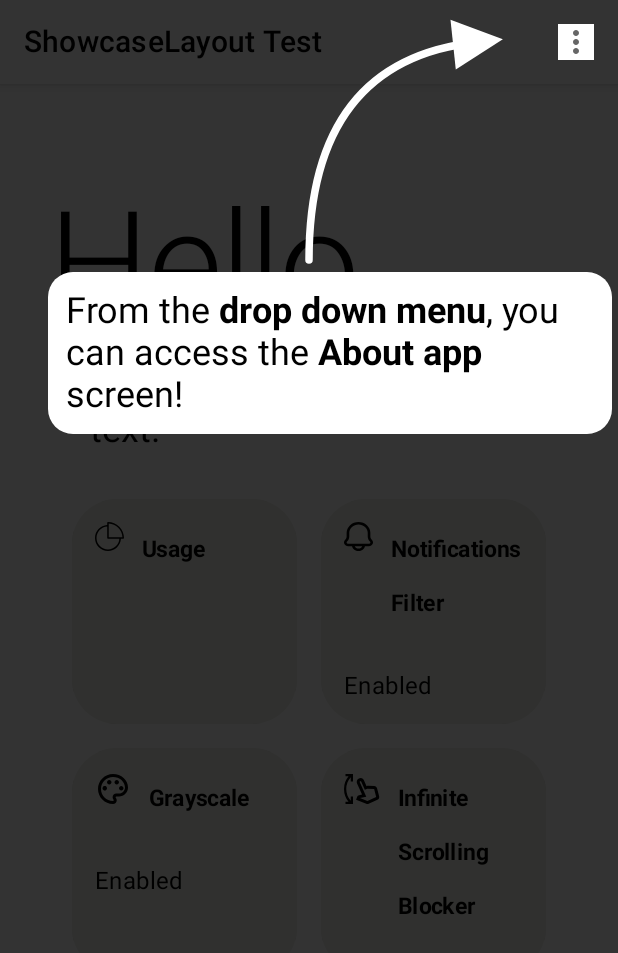
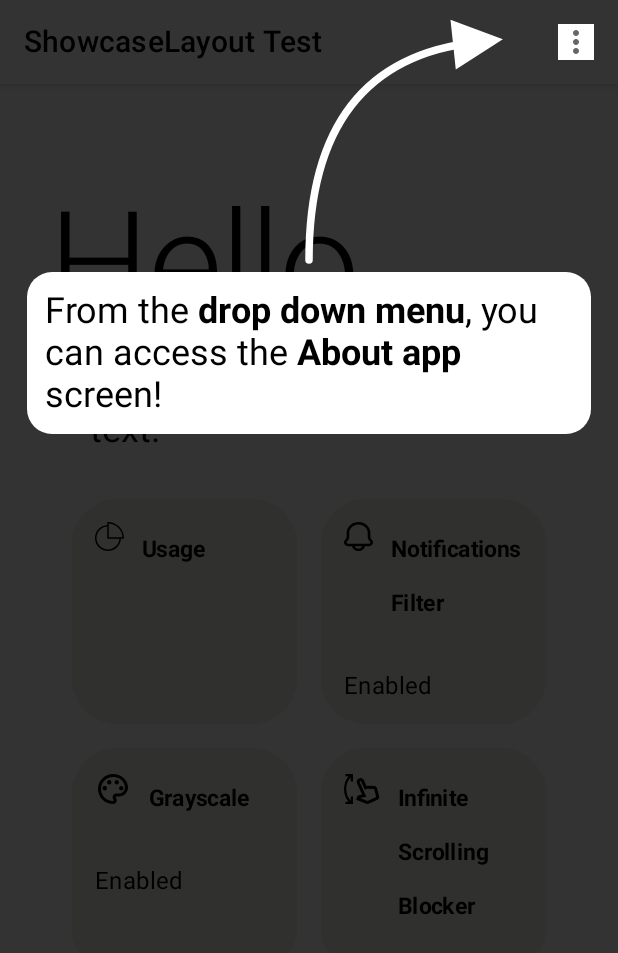
Before and after one commit to tahaak67/ShowcaseLayoutCompose, an Android app built with Jetpack Compose: the screen it shows after launch (MainActivity), after a tap on "Usage", on a phone screen of 412 x 824 dp. Shown: the top 953 px of the screen. Run offline under Robolectric (Android 15) with nearby library versions, the phone set to English and light mode, and no system bars; 2 other taps on this screen came first.

Commit message:
Add web support Add arrow head types bug fixes

```diff
--- a/app/src/main/java/ly/com/tahaben/showcaselayoutcompose/ui/MainScreen.kt
+++ b/app/src/main/java/ly/com/tahaben/showcaselayoutcompose/ui/MainScreen.kt
@@ -50,6 +50,7 @@ import ly.com.tahaben.showcase_layout_compose.domain.Level
 import ly.com.tahaben.showcase_layout_compose.domain.ShowcaseEventListener
 import ly.com.tahaben.showcase_layout_compose.model.Arrow
 import ly.com.tahaben.showcase_layout_compose.model.Gravity
+import ly.com.tahaben.showcase_layout_compose.model.Head
 import ly.com.tahaben.showcase_layout_compose.model.MsgAnimation
 import ly.com.tahaben.showcase_layout_compose.model.ShowcaseMsg
 import ly.com.tahaben.showcase_layout_compose.model.Side
@@ -96,7 +97,8 @@ fun MainScreen(
             textStyle = TextStyle(color = Color.Black, textAlign = TextAlign.Center),
             msgBackground = Color.White,
             roundedCorner = 15.dp
-        )
+        ),
+        animationDuration = 100
     ) {
         registerEventListener(eventListener = object : ShowcaseEventListener {
 
@@ -219,7 +221,7 @@ fun MainScreen(
                                     msgBackground = Color(0xFFE0F2F1),
                                     arrow = Arrow(
                                         targetFrom = Side.Top,
-                                        hasHead = false,
+                                        head = null,
                                         color = MaterialTheme.colors.primary
                                     )
                                 )
@@ -248,7 +250,7 @@ fun MainScreen(
                                 ),
                                 msgBackground = MaterialTheme.colors.primary,
                                 gravity = Gravity.Bottom,
-                                arrow = Arrow(color = MaterialTheme.colors.primary),
+                                arrow = Arrow(color = MaterialTheme.colors.primary, animSize = false),
                                 enterAnim = MsgAnimation.FadeInOut(),
                                 exitAnim = MsgAnimation.FadeInOut()
                             )
@@ -261,7 +263,7 @@ fun MainScreen(
                             ),
                             msgBackground = MaterialTheme.colors.primary,
                             gravity = Gravity.Top,
-                            arrow = Arrow(color = MaterialTheme.colors.primary, targetFrom = Side.Top, headSize = 30f),
+                            arrow = Arrow(color = MaterialTheme.colors.primary, targetFrom = Side.Top, headSize = 30f, head = Head.CIRCLE, animSize = true),
                             enterAnim = MsgAnimation.FadeInOut(),
                             exitAnim = MsgAnimation.FadeInOut()
                         )).showcase(index =6, message =
@@ -273,29 +275,17 @@ fun MainScreen(
                             ),
                             msgBackground = MaterialTheme.colors.primary,
                             gravity = Gravity.Top,
-                            arrow = Arrow(color = MaterialTheme.colors.primary, targetFrom = Side.Right, headSize = 35f),
+                            arrow = Arrow(color = MaterialTheme.colors.primary, targetFrom = Side.Right, headSize = 35f, head = Head.ROUND_SQUARE, animSize = false),
                             enterAnim = MsgAnimation.FadeInOut(),
                             exitAnim = MsgAnimation.FadeInOut()
                         )),
                         text = stringResource(R.string.usage),
                         iconId = R.drawable.ic_usage,
                         status = ""
-                    ) { coroutineScope.launch { showcaseItem(1) } }
+                    ) { coroutineScope.launch { showcaseItem(5) } }
 
                     MainScreenCard(
-                        modifier = Modifier.showcase(index = 7, message =
-                        ShowcaseMsg(
-                            "Left",
-                            textStyle = TextStyle(
-                                color = Color(0xFF827717),
-                                fontSize = 18.sp
-                            ),
-                            msgBackground = MaterialTheme.colors.primary,
-                            gravity = Gravity.Top,
-                            arrow = Arrow(color = MaterialTheme.colors.primary, targetFrom = Side.Left, headSize = 45f),
-                            enterAnim = MsgAnimation.FadeInOut(),
-                            exitAnim = MsgAnimation.FadeInOut()
-                        )),
+                        modifier = Modifier,
                         text = stringResource(R.string.notifications_filter),
                         iconId = R.drawable.ic_notification,
                         status = if (isNotificationFilterEnabled) stringResource(id = R.string.enabled) else stringResource(
--- a/build.gradle
+++ b/build.gradle
@@ -12,8 +12,5 @@ plugins {
     id("io.github.gradle-nexus.publish-plugin") version "1.3.0"
 }
 
-task clean(type: Delete) {
-    delete rootProject.buildDir
-}
 
 apply from: "${rootDir}/scripts/publish-root.gradle"
--- a/gradle.properties
+++ b/gradle.properties
@@ -21,3 +21,6 @@ kotlin.code.style=official
 # resources declared in the library itself and none from the library's dependencies,
 # thereby reducing the size of the R class for that library
 android.nonTransitiveRClass=true
+
+# Wasm
+org.jetbrains.compose.experimental.wasm.enabled=true
--- a/showcase-layout-compose/src/commonMain/kotlin/ly/com/tahaben/showcase_layout_compose/model/Arrow.kt
+++ b/showcase-layout-compose/src/commonMain/kotlin/ly/com/tahaben/showcase_layout_compose/model/Arrow.kt
@@ -25,16 +25,18 @@ import androidx.compose.ui.graphics.Color
  * @param targetFrom the direction from where the arrow will point at the target, Ex: Side.Right.
  * @param curved draw a curvy arrow from the middle of the screen to target, works best if the target is on the right/left edge of screen.
  * @param animationDuration the time taken to animate the arrow in milliseconds.
- * @param hasHead if false only the line will be drawn without the arrow head.
+ * @param head The shape of the arrow head, if null only the line will be drawn without the arrow head.
  * @param headSize size of the arrow head default is 25.
  * @param color color of the arrow.
+ * @param animSize animate the head size from 0 to [headSize] when entering and reverse it on exit.
  **/
 
 data class Arrow(
     val targetFrom: Side = Side.Bottom,
     val curved: Boolean = false,
     val animationDuration: Int = 1000,
-    val hasHead: Boolean = true,
+    val head: Head? = Head.TRIANGLE,
     val headSize: Float = 25f,
-    val color: Color = Color.White
+    val color: Color = Color.White,
+    val animSize: Boolean = true
 )
--- /dev/null
+++ b/showcase-layout-compose/src/commonMain/kotlin/ly/com/tahaben/showcase_layout_compose/model/Head.kt
@@ -0,0 +1,7 @@
+package ly.com.tahaben.showcase_layout_compose.model
+/**
+ * @property ROUND_SQUARE a square with rounded corners
+ * */
+enum class Head {
+    CIRCLE, TRIANGLE, SQUARE, ROUND_SQUARE
+}
--- a/showcase-layout-compose/src/commonMain/kotlin/ly/com/tahaben/showcase_layout_compose/ui/ShowcaseLayout.kt
+++ b/showcase-layout-compose/src/commonMain/kotlin/ly/com/tahaben/showcase_layout_compose/ui/ShowcaseLayout.kt
@@ -14,6 +14,7 @@ import androidx.compose.foundation.layout.BoxWithConstraints
 import androidx.compose.foundation.layout.fillMaxSize
 import androidx.compose.runtime.Composable
 import androidx.compose.runtime.LaunchedEffect
+import androidx.compose.runtime.derivedStateOf
 import androidx.compose.runtime.getValue
 import androidx.compose.runtime.mutableIntStateOf
 import androidx.compose.runtime.mutableStateOf
@@ -40,6 +41,7 @@ import androidx.compose.ui.text.drawText
 import androidx.compose.ui.text.rememberTextMeasurer
 import androidx.compose.ui.text.style.TextOverflow
 import androidx.compose.ui.unit.Constraints
+import androidx.compose.ui.unit.Dp
 import androidx.compose.ui.unit.IntSize
 import androidx.compose.ui.unit.dp
 import androidx.compose.ui.unit.toSize
@@ -52,6 +54,7 @@ import ly.com.tahaben.showcase_layout_compose.domain.Level
 import ly.com.tahaben.showcase_layout_compose.domain.ShowcaseEventListener
 import ly.com.tahaben.showcase_layout_compose.model.Arrow
 import ly.com.tahaben.showcase_layout_compose.model.Gravity
+import ly.com.tahaben.showcase_layout_compose.model.Head
 import ly.com.tahaben.showcase_layout_compose.model.MsgAnimation
 import ly.com.tahaben.showcase_layout_compose.model.ShowcaseData
 import ly.com.tahaben.showcase_layout_compose.model.ShowcaseMsg
@@ -77,6 +80,7 @@ import kotlin.math.atan2
  */
 
 private const val TAG = "ShowcaseLayout "
+private const val INDEX_RESET_DELAY = 250L
 
 /**
  * ShowcaseLayout
@@ -87,6 +91,7 @@ private const val TAG = "ShowcaseLayout "
  * @param animationDuration total animation time taken when switching from current to next target in milliseconds.
  * @param onFinish what happens when all items are showcased.
  * @param greeting greeting message to be shown before showcasing the first composable, leave [initIndex] at 0 if you want to use this.
+ * @param lineThickness thickness of the arrow line in dp.
  **/
 
 @Composable
@@ -97,11 +102,13 @@ fun ShowcaseLayout(
     animationDuration: Int = 1000,
     onFinish: () -> Unit,
     greeting: ShowcaseMsg? = null,
+    lineThickness: Dp = 5.dp,
     content: @Composable ShowcaseScope.() -> Unit
 ) {
     var currentIndex by remember {
         mutableIntStateOf(initIndex)
     }
+    val resetDelay by derivedStateOf { animationDuration.toLong() + INDEX_RESET_DELAY }
     val scope = ShowcaseScopeImpl(greeting)
     scope.content()
 
@@ -120,7 +127,7 @@ fun ShowcaseLayout(
                     showCasingItem = true
                 } else {
                     showCasingItem = false
-                    delay(animationDuration.toLong() / 2)
+                    delay(resetDelay)
                     currentIndex = initIndex
                 }
             }
@@ -136,7 +143,7 @@ fun ShowcaseLayout(
                     isSingleGreeting = true
                 } else {
                     isSingleGreeting = false
-                    delay(animationDuration.toLong() / 2)
+                    delay(resetDelay)
                     currentIndex = initIndex
                 }
                 singleGreetingMsg = it
@@ -176,6 +183,8 @@ fun ShowcaseLayout(
             val animMsgTextAlpha = remember { Animatable(0f) }
             val animMsgAlpha = remember { Animatable(0f) }
             val animArrow = remember { Animatable(0f) }
+            val animArrowHead = remember { Animatable(0f) }
+
 
             /** to animate current arrow line */
             LaunchedEffect(key1 = currentIndex) {
@@ -197,8 +206,14 @@ fun ShowcaseLayout(
                             )
                         }
                     }
+                    /* animate the arrow */
                     launch {
                         message?.arrow?.let { arrow ->
+                            /** show the arrow if anim is false */
+                            if (!arrow.animSize){
+                                animArrowHead.snapTo(arrow.headSize)
+                            }
+                            /** move the arrow */
                             animArrow.animateTo(
                                 1f,
                                 tween(
@@ -206,6 +221,16 @@ fun ShowcaseLayout(
                                         ?: arrow.animationDuration
                                 )
                             )
+                            /** animate the size of the arrow */
+                            if (arrow.animSize){
+                                animArrowHead.animateTo(
+                                    arrow.headSize,
+                                    tween(
+                                        durationMillis = arrowAnimDuration
+                                            ?: arrow.animationDuration
+                                    )
+                                )
+                            }
                         }
                     }
                 }
@@ -256,6 +281,9 @@ fun ShowcaseLayout(
 
                                 /** hide current arrow */
                                 arrowAnimDuration?.let { duration ->
+                                    if (message?.arrow?.animSize == true){
+                                        animArrowHead.animateTo(0f, tween(duration/2))
+                                    }
                                     launch {
                                         animArrow.animateTo(0f, tween(duration / 2))
                                     }
@@ -306,7 +334,7 @@ fun ShowcaseLayout(
                                         TAG + "finished"
                                     )
                                     onFinish()
-                                    delay(animationDuration.toLong())
+                                    delay(resetDelay)
                                     currentIndex = initIndex
                                 }
                                 isArrowDelayOver = false
@@ -347,7 +375,7 @@ fun ShowcaseLayout(
                         color = if (isDarkLayout) Color.White else Color.Black,
                         alpha = 0.80f,
                     )
-                    val hasArrowHead = message?.arrow?.hasHead == true
+                    val hasArrowHead = message?.arrow?.head != null
                     val arrowHeadMargin = (message?.arrow?.headSize ?: Arrow().headSize) + 25
 
                     if (currentIndex > 0 && shouldDrawArrow) {
@@ -442,12 +470,11 @@ fun ShowcaseLayout(
                         drawPath(
                             path = outPath,
                             color = arrowColor,
-                            style = Stroke(width = 5.dp.toPx(), cap = StrokeCap.Round)
+                            style = Stroke(width = lineThickness.toPx(), cap = StrokeCap.Round)
                         )
 
                         /** draw the arrow head (and rotate if needed) */
-                        if (message?.arrow?.hasHead == true) {
-                            val arrowSize = message?.arrow?.headSize ?: Arrow().headSize
+                        val arrowSize = animArrowHead.value
                         val x = pos[0]
                         val y = pos[1]
                         val degrees = -atan2(tan[0], tan[1]) * (180f / PI.toFloat()) - 180f
@@ -455,6 +482,17 @@ fun ShowcaseLayout(
                             Level.VERBOSE,
                             TAG + "max canvas: x:${size.width} y:${size.height}"
                         )
+                        when (message?.arrow?.head) {
+                            Head.CIRCLE -> {
+                                drawCircle(
+                                    center = Offset(x,y),
+                                    color = arrowColor,
+                                    alpha = animArrow.value,
+                                    radius = arrowSize
+                                )
+
+                            }
+                            Head.TRIANGLE -> {
                                 rotate(degrees = degrees, pivot = Offset(x, y)) {
                                     drawPath(
                                         path = Path().apply {
@@ -467,6 +505,27 @@ fun ShowcaseLayout(
                                         alpha = animArrow.value
                                     )
                                 }
+                            }
+                            Head.SQUARE -> {
+                                drawRect(
+                                    topLeft = Offset(x - arrowSize.div(2),y - arrowSize.div(2)),
+                                    color = arrowColor,
+                                    alpha = animArrow.value,
+                                    size = Size(arrowSize,arrowSize)
+                                )
+                            }
+                            Head.ROUND_SQUARE -> {
+                                val radius = arrowSize.div(4)
+                                drawRoundRect(
+                                    topLeft = Offset(x - arrowSize.div(2),y - arrowSize.div(2)),
+                                    color = arrowColor,
+                                    alpha = animArrow.value,
+                                    size = Size(arrowSize,arrowSize),
+                                    cornerRadius = CornerRadius(radius,radius)
+                                )
+                            }
+                            null -> Unit
+
                         }
 
                     }
@@ -525,7 +584,7 @@ fun ShowcaseLayout(
                         will get cut off, if that's the case we align the message Start or End to
                         the target Start or End as appropriate
                          */
-                        val xOffset = if (currentIndex == 0) {
+                        val xOffset = if (currentIndex == 0 || msg.arrow?.curved == true) {
                             halfWidth - messageWidthHalf
                         } else {
                             val currentItemXPosition = scope.getPositionFor(currentIndex).x
```
Also changed, not shown: showcase-layout-compose/build.gradle.kts (+24 -1 lines), 1 other file. Lines whose indentation alone changed are shown as unchanged.
